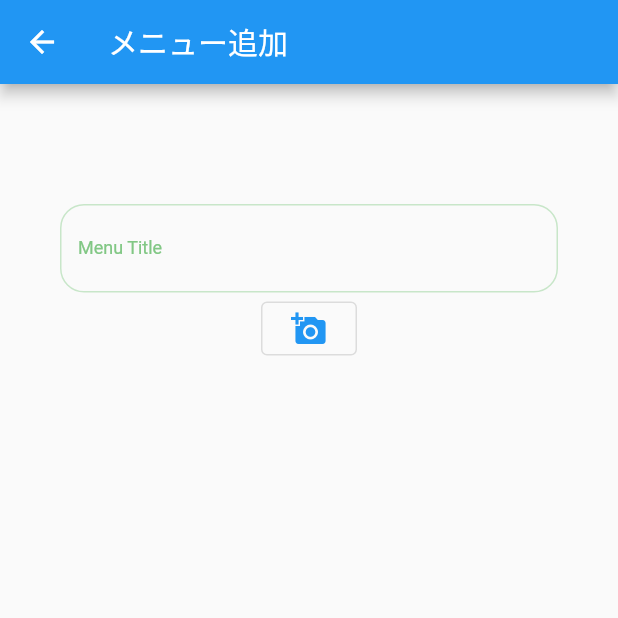
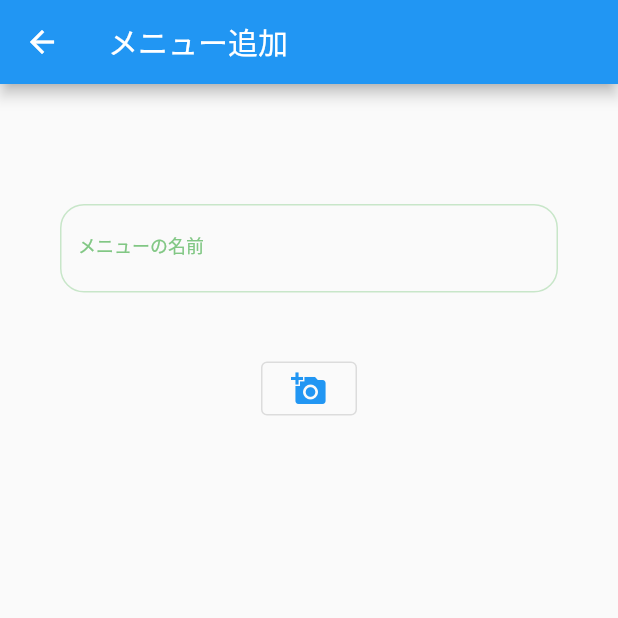
Before and after one commit to baekx/becos_kitchen, a Flutter app: the AddMenuScreen screen opened directly, on a phone screen of 412 x 824 dp, the top half of it. Run offline on Flutter 3.47's test engine with Material 2 defaults, Android fonts, the phone set to English and light mode, and no system bars; our stand-ins replace cloud_firestore, firebase_core, flutter_rating_bar, freezed_annotation, image_picker; accounts and stored records are empty.

Commit message:
画像のレイアウト適用

```diff
--- a/lib/screen/add_menu.dart
+++ b/lib/screen/add_menu.dart
@@ -12,7 +12,6 @@ class AddMenuScreen extends StatefulWidget {
 
 class _AddMenuScreenState extends State<AddMenuScreen> {
   final ImagePicker _picker = ImagePicker();
-  // List<File>? _file;
   final _files = <File>[];
 
   @override
@@ -24,14 +23,17 @@ class _AddMenuScreenState extends State<AddMenuScreen> {
       appBar: AppBar(
         title: Text("メニュー追加"),
       ),
+      resizeToAvoidBottomInset: false,
       body: Column(
         children: [
           TitleTextField(),
+          SizedBox(height: 40),
+          if (_files.length < 9)
             OutlinedButton(
                 onPressed: () async {
                   final List<XFile>? _images = await _picker.pickMultiImage();
-                _files
-                    .addAll(_images?.map((e) => File(e.path)) ?? List.empty());
+                  _files.addAll(
+                      _images?.map((e) => File(e.path)) ?? List.empty());
                   setState(() {});
                 },
                 child: Container(
@@ -50,12 +52,16 @@ class _AddMenuScreenState extends State<AddMenuScreen> {
               shrinkWrap: true,
               itemBuilder: (context, index) {
                 return Row(
+                  mainAxisAlignment: MainAxisAlignment.spaceEvenly,
                   children: [
                     if (_files.isNotEmpty)
                       SizedBox(
                         width: itemSize,
                         height: itemSize,
+                        child: ClipRRect(
+                            borderRadius: BorderRadius.circular(10),
                             child: Image.file(_files[index], fit: BoxFit.fill)),
+                      ),
                   ],
                 );
               },
@@ -86,7 +92,7 @@ class TitleTextField extends StatelessWidget {
                 borderRadius: BorderRadius.circular(16),
                 borderSide: BorderSide(color: Colors.green, width: 2.0)),
             labelStyle: TextStyle(fontSize: 12, color: Colors.green[300]),
-            labelText: "Menu Title",
+            labelText: "メニューの名前",
             floatingLabelStyle: TextStyle(fontSize: 12),
             enabledBorder: OutlineInputBorder(
                 borderRadius: BorderRadius.circular(16),
```
Lines whose indentation alone changed are shown as unchanged.
